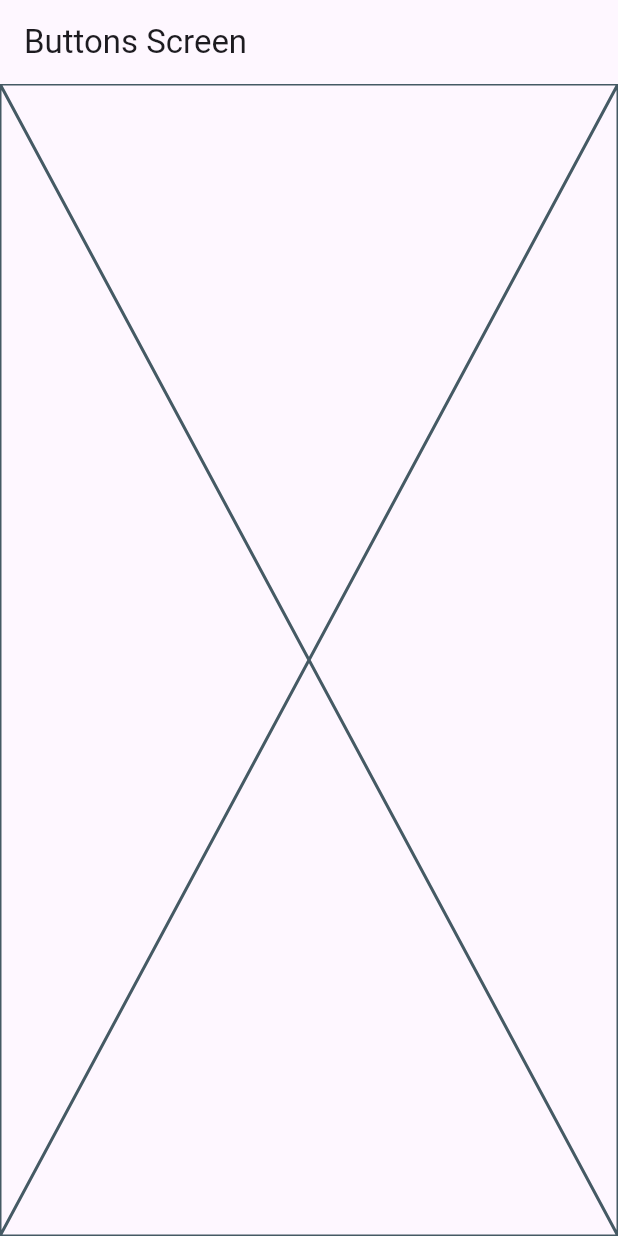
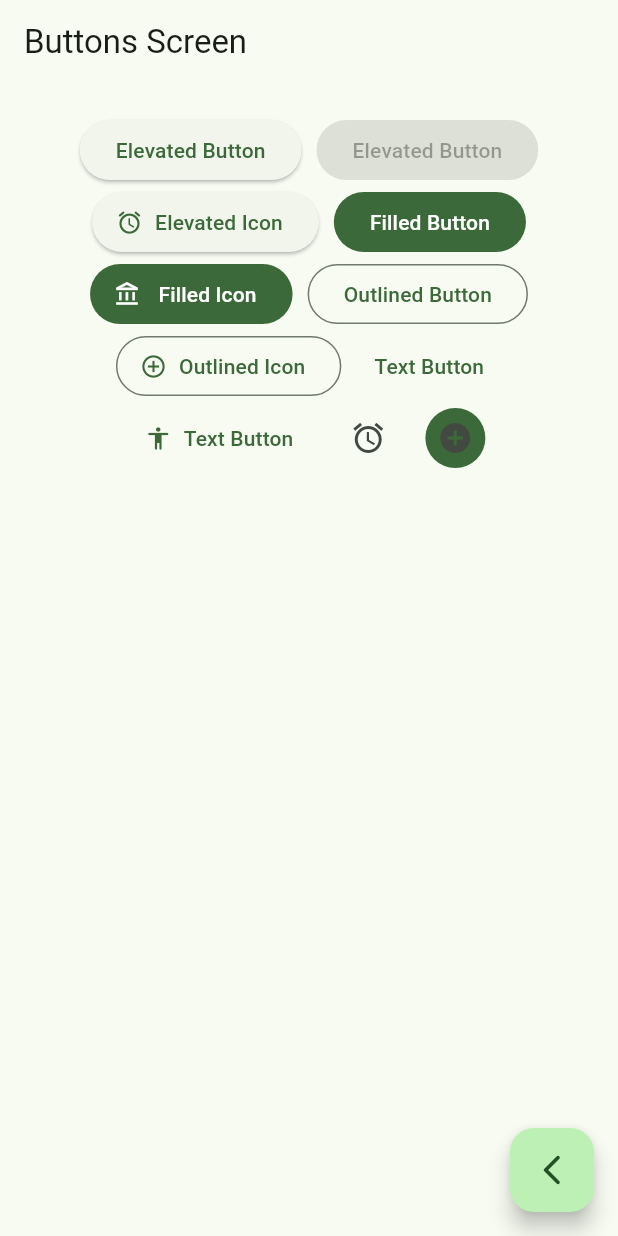
Before and after one commit to Ymurillo89/widgets_app, a Flutter app: the ButtonScreen screen opened by its route, on a phone screen of 412 x 824 dp. Run offline on Flutter 3.47's test engine with Material 3 defaults, Android fonts, the phone set to English and light mode, and no system bars; our stand-ins replace go_router.

Commit message:
Aprendiendo de los botones

```diff
--- a/lib/config/menu/menu_item.dart
+++ b/lib/config/menu/menu_item.dart
@@ -13,7 +13,7 @@ class MenuItem{
 
 const appMenuItems= <MenuItem>[
   MenuItem(title: 'Botones', subTitle: 'Varios botones en Flutter', links: '/buttons', icon: Icons.smart_button),
-   MenuItem(title: 'Tarjetas', subTitle: 'Contenedor estilizado', links: '/cards', icon: Icons.credit_card),
+  MenuItem(title: 'Tarjetas', subTitle: 'Contenedor estilizado', links: '/cards', icon: Icons.credit_card),
   /*MenuItem(title: 'Contact Us', subTitle: 'Get in touch with us', links: 'https://www.example.com/contact', icon: Icons.contact_mail),
   MenuItem(title: 'Privacy Policy', subTitle: 'Learn about our privacy policy', links: 'https://www.example.com/privacy', icon: Icons.info_outline), */
 ];
--- a/lib/main.dart
+++ b/lib/main.dart
@@ -13,7 +13,7 @@ class MainApp extends StatelessWidget {
   Widget build(BuildContext context) {
     return  MaterialApp.router(
       routerConfig: appRouter,
-      theme: AppTheme(selctedColor: 5).getTheme(),
+      theme: AppTheme(selctedColor: 2).getTheme(),
       debugShowCheckedModeBanner: false,
     );
   }
--- a/lib/presentation/screen/button/button_screen.dart
+++ b/lib/presentation/screen/button/button_screen.dart
@@ -1,4 +1,5 @@
 import 'package:flutter/material.dart';
+import 'package:go_router/go_router.dart';
 
 class ButtonScreen extends StatelessWidget {
   const ButtonScreen({super.key});
@@ -9,7 +10,70 @@ class ButtonScreen extends StatelessWidget {
       appBar: AppBar(
         title: const Text("Buttons Screen"),
       ),
-      body: const Placeholder(),
+      body: const _ButtonView(),
+      floatingActionButton: FloatingActionButton(
+        onPressed: () {
+          context.pop();
+        },
+        child: const Icon(Icons.arrow_back_ios_new_rounded),
+      ),
     );
   }
 }
+
+class _ButtonView extends StatelessWidget {
+  const _ButtonView();
+
+  @override
+  Widget build(BuildContext context) {
+    final color = Theme.of(context).colorScheme;
+
+    return SizedBox(
+      width: double.infinity,
+      child: Padding(
+        padding: const EdgeInsets.symmetric(horizontal: 10, vertical: 20),
+        child: SizedBox(
+          child: Wrap(
+            alignment: WrapAlignment.center,
+            spacing: 10,
+            children: [
+              ElevatedButton(
+                  onPressed: () {}, child: const Text("Elevated Button")),
+              const ElevatedButton(
+                  onPressed: null, child: Text("Elevated Button")),
+              ElevatedButton.icon(
+                  onPressed: () {},
+                  icon: const Icon(Icons.access_alarms_rounded),
+                  label: const Text("Elevated Icon")),
+              FilledButton(
+                  onPressed: () {}, child: const Text("Filled Button")),
+              FilledButton.icon(
+                  onPressed: () {},
+                  icon: const Icon(Icons.account_balance_outlined),
+                  label: const Text(" Filled Icon")),
+              OutlinedButton(
+                  onPressed: () {}, child: const Text("Outlined Button")),
+              OutlinedButton.icon(
+                  onPressed: () {},
+                  icon: const Icon(Icons.add_circle_outline),
+                  label: const Text("Outlined Icon")),
+              TextButton(onPressed: () {}, child: const Text("Text Button")),
+              TextButton.icon(
+                  onPressed: () {},
+                  icon: const Icon(Icons.accessibility_rounded),
+                  label: const Text("Text Button")),
+              IconButton(
+                  onPressed: () {}, icon: const Icon(Icons.access_alarm)),
+              IconButton(
+                onPressed: () {},
+                icon: const Icon(Icons.add_circle),
+                style: ButtonStyle(
+                    backgroundColor: MaterialStatePropertyAll(color.primary)),
+              ),
+            ],
+          ),
+        ),
+      ),
+    );
+  }
+}
--- a/lib/presentation/screen/home/home_screen.dart
+++ b/lib/presentation/screen/home/home_screen.dart
@@ -54,7 +54,6 @@ class _CustomListTitle extends StatelessWidget {
       title: Text(menuItem.title),
       subtitle: Text(menuItem.subTitle),
       onTap: ()=>  context.push(menuItem.links)
-
     );
   }
 }
```
